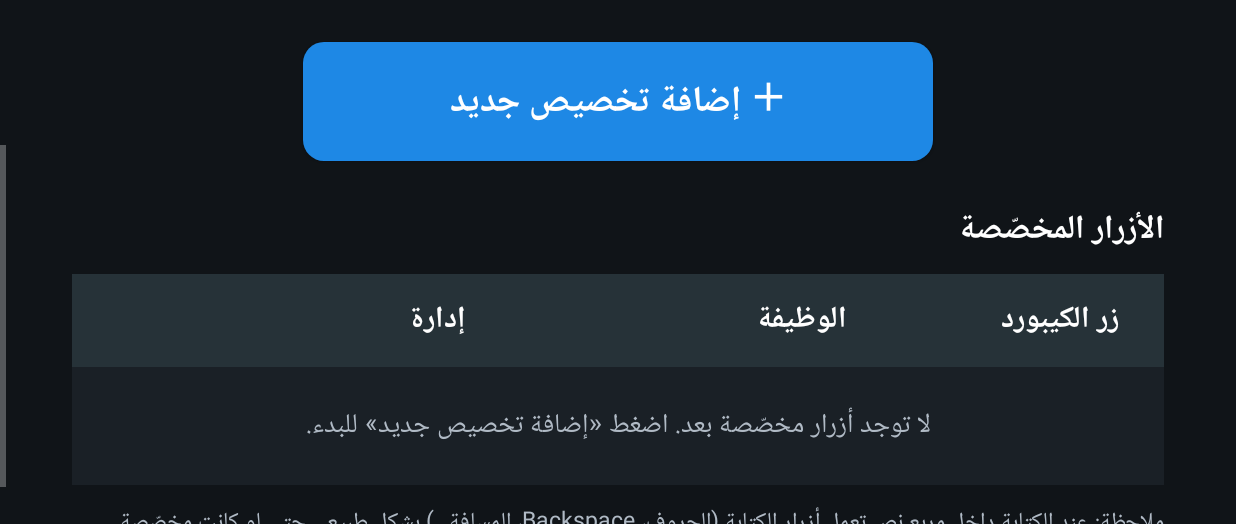
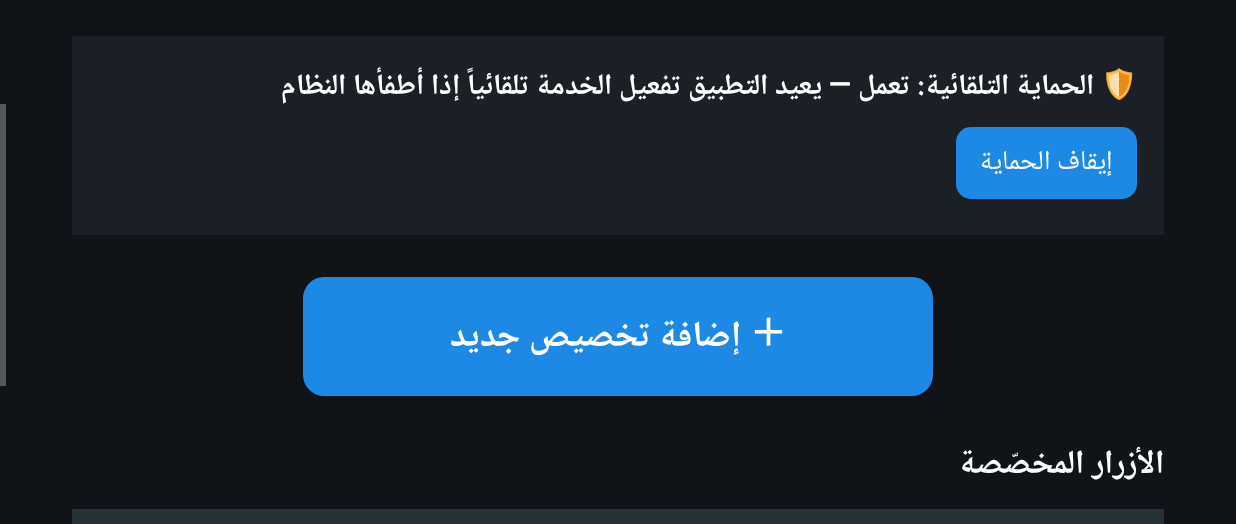
Before and after one commit to mrshed10/0.0, an Android app: the screen it shows after launch (MainActivity), scrolled down 288 dp, on a phone screen of 824 x 412 dp (held sideways), the part 94-618 px from its top. Run offline under Robolectric (Android 15) with nearby library versions, the phone set to English and light mode, and no system bars.

Commit message:
KeyboardRemoteTV: real sticky foreground service and self-repair guard
- Service now starts itself after connecting so START_STICKY actually applies,
  and goes foreground first (no startForegroundService timing crash path)
- Silent IMPORTANCE_LOW notification channel so the FGS is honoured
- ServiceGuard + GuardReceiver: minute alarm, boot and package-replaced checks
  re-enable the accessibility service when the system turns it off (after a
  force-stop by a memory cleaner or a process kill), using
  WRITE_SECURE_SETTINGS granted once via adb
- UI section showing guard status, the adb command, and an on/off toggle

Co-Authored-By: Claude Opus 5.5 <noreply@anthropic.com>
Claude-Session: https://claude.ai/code/session_01AsSNgqNeYnbX2vgvMPysJ1

```diff
--- a/KeyboardRemoteTV/app/build.gradle.kts
+++ b/KeyboardRemoteTV/app/build.gradle.kts
@@ -11,8 +11,8 @@ android {
         applicationId = "com.tvremote.keyboard"
         minSdk = 21          // يعمل على معظم أجهزة TV Box القديمة (Android 5+)
         targetSdk = 35
-        versionCode = 2
-        versionName = "2.0"
+        versionCode = 3
+        versionName = "2.1"
     }
 
     buildTypes {
--- a/KeyboardRemoteTV/app/src/main/java/com/tvremote/keyboard/MainActivity.kt
+++ b/KeyboardRemoteTV/app/src/main/java/com/tvremote/keyboard/MainActivity.kt
@@ -21,6 +21,10 @@ class MainActivity : Activity() {
     private lateinit var addMappingButton: Button
     private lateinit var mappingsContainer: LinearLayout
     private lateinit var emptyText: TextView
+    private lateinit var guardStatusText: TextView
+    private lateinit var guardHelpText: TextView
+    private lateinit var guardCommandText: TextView
+    private lateinit var guardToggleButton: Button
 
     override fun onCreate(savedInstanceState: Bundle?) {
         super.onCreate(savedInstanceState)
@@ -31,6 +35,14 @@ class MainActivity : Activity() {
         addMappingButton = findViewById(R.id.addMappingButton)
         mappingsContainer = findViewById(R.id.mappingsContainer)
         emptyText = findViewById(R.id.emptyText)
+        guardStatusText = findViewById(R.id.guardStatusText)
+        guardHelpText = findViewById(R.id.guardHelpText)
+        guardCommandText = findViewById(R.id.guardCommandText)
+        guardToggleButton = findViewById(R.id.guardToggleButton)
+        guardToggleButton.setOnClickListener {
+            ServiceGuard.setGuardEnabled(this, !ServiceGuard.isGuardEnabled(this))
+            updateGuard()
+        }
 
         openSettingsButton.setOnClickListener { openAccessibilitySettings() }
         addMappingButton.setOnClickListener { showCaptureDialog() }
@@ -40,7 +52,10 @@ class MainActivity : Activity() {
     override fun onResume() {
         super.onResume()
         updateStatus()
+        updateGuard()
         renderMappings()
+        ServiceGuard.schedulePeriodic(this)
+        repairInBackground()
     }
 
     override fun onPause() {
@@ -58,6 +73,41 @@ class MainActivity : Activity() {
             statusText.setText(R.string.status_disabled)
             statusText.setBackgroundResource(R.drawable.status_disabled_bg)
         }
+    }
+
+    // ───────────────────────── الحماية التلقائية ─────────────────────────
+
+    private fun updateGuard() {
+        val hasPermission = ServiceGuard.hasPermission(this)
+        val on = ServiceGuard.isGuardEnabled(this)
+        guardStatusText.setText(
+            when {
+                !hasPermission -> R.string.guard_no_permission
+                on -> R.string.guard_on
+                else -> R.string.guard_off
+            }
+        )
+        val showHelp = if (hasPermission) View.GONE else View.VISIBLE
+        guardHelpText.visibility = showHelp
+        guardCommandText.visibility = showHelp
+        guardToggleButton.visibility = if (hasPermission) View.VISIBLE else View.GONE
+        guardToggleButton.setText(if (on) R.string.guard_turn_off else R.string.guard_turn_on)
+    }
+
+    /** إذا كانت الخدمة مُطفأة وعندنا الصلاحية: نعيد تفعيلها فور فتح التطبيق */
+    private fun repairInBackground() {
+        if (!ServiceGuard.canRepair(this)) return
+        val app = applicationContext
+        Thread {
+            if (ServiceGuard.repairIfNeeded(app)) {
+                runOnUiThread {
+                    if (!isFinishing) {
+                        Toast.makeText(app, R.string.guard_repaired, Toast.LENGTH_SHORT).show()
+                        updateStatus()
+                    }
+                }
+            }
+        }.start()
     }
 
     private fun openAccessibilitySettings() {
--- /dev/null
+++ b/KeyboardRemoteTV/app/src/main/java/com/tvremote/keyboard/ServiceGuard.kt
@@ -0,0 +1,152 @@
+package com.tvremote.keyboard
+
+import android.Manifest
+import android.accessibilityservice.AccessibilityServiceInfo
+import android.app.AlarmManager
+import android.app.PendingIntent
+import android.content.ComponentName
+import android.content.Context
+import android.content.Intent
+import android.content.pm.PackageManager
+import android.os.Build
+import android.os.Process
+import android.os.SystemClock
+import android.provider.Settings
+import android.util.Log
+import android.view.accessibility.AccessibilityManager
+
+/**
+ * الحارس: يتأكد دورياً أن الخدمة مفعّلة ومربوطة فعلاً، ويعيد تفعيلها إن أطفأها النظام.
+ *
+ * لماذا؟ أندرويد نفسه يُطفئ خدمة إمكانية الوصول إذا:
+ *  - أوقف "منظّف الذاكرة" في الـ TV Box التطبيق قسرياً (force-stop)، أو
+ *  - أُغلقت عملية التطبيق فجأة (يعتبرها النظام "انهياراً" فلا يعيد ربطها).
+ * في الحالتين لا يستطيع أي كود داخل الخدمة منع ذلك، لكن يستطيع التطبيق إعادة
+ * كتابة الإعداد بنفسه إذا مُنح صلاحية WRITE_SECURE_SETTINGS مرة واحدة عبر ADB:
+ *   adb shell pm grant com.tvremote.keyboard android.permission.WRITE_SECURE_SETTINGS
+ */
+object ServiceGuard {
+
+    private const val TAG = "ServiceGuard"
+    private const val PREFS = "guard"
+    private const val KEY_ENABLED = "guard_enabled"
+    private const val PERIOD_MS = 60_000L
+    private const val REQ_PERIODIC = 10
+    private const val REQ_SOON = 11
+
+    // ───────────────────────── الإعدادات ─────────────────────────
+
+    fun hasPermission(context: Context): Boolean =
+        context.checkPermission(
+            Manifest.permission.WRITE_SECURE_SETTINGS, Process.myPid(), Process.myUid()
+        ) == PackageManager.PERMISSION_GRANTED
+
+    /** هل يريد المستخدم إعادة التفعيل التلقائي؟ (مفعّل افتراضياً) */
+    fun isGuardEnabled(context: Context): Boolean =
+        context.getSharedPreferences(PREFS, Context.MODE_PRIVATE).getBoolean(KEY_ENABLED, true)
+
+    fun setGuardEnabled(context: Context, enabled: Boolean) {
+        context.getSharedPreferences(PREFS, Context.MODE_PRIVATE)
+            .edit().putBoolean(KEY_ENABLED, enabled).apply()
+        if (enabled) schedulePeriodic(context)
+    }
+
+    fun canRepair(context: Context): Boolean = hasPermission(context) && isGuardEnabled(context)
+
+    // ───────────────────────── الجدولة ─────────────────────────
+
+    /** منبّه متكرر كل دقيقة تقريباً (يبقى حتى لو أُغلقت عملية التطبيق) */
+    fun schedulePeriodic(context: Context) {
+        try {
+            alarm(context).setRepeating(
+                AlarmManager.ELAPSED_REALTIME,
+                SystemClock.elapsedRealtime() + PERIOD_MS,
+                PERIOD_MS,
+                pending(context, REQ_PERIODIC)
+            )
+        } catch (e: Exception) {
+            Log.w(TAG, "schedulePeriodic failed", e)
+        }
+    }
+
+    /** فحص واحد بعد ثانيتين (عند إغلاق التطبيق أو فصل الخدمة) */
+    fun checkSoon(context: Context) {
+        try {
+            alarm(context).set(
+                AlarmManager.ELAPSED_REALTIME_WAKEUP,
+                SystemClock.elapsedRealtime() + 2_000L,
+                pending(context, REQ_SOON)
+            )
+        } catch (e: Exception) {
+            Log.w(TAG, "checkSoon failed", e)
+        }
+    }
+
+    private fun alarm(context: Context) =
+        context.getSystemService(Context.ALARM_SERVICE) as AlarmManager
+
+    private fun pending(context: Context, requestCode: Int): PendingIntent {
+        val intent = Intent(context, GuardReceiver::class.java).setAction(GuardReceiver.ACTION_CHECK)
+        val flags = PendingIntent.FLAG_UPDATE_CURRENT or
+            (if (Build.VERSION.SDK_INT >= Build.VERSION_CODES.M) PendingIntent.FLAG_IMMUTABLE else 0)
+        return PendingIntent.getBroadcast(context.applicationContext, requestCode, intent, flags)
+    }
+
+    // ───────────────────────── الفحص والإصلاح ─────────────────────────
+
+    /** هل الخدمة مربوطة فعلاً من النظام (وليست مفعّلة شكلياً فقط بعد انهيار)؟ */
+    fun isBound(context: Context): Boolean {
+        if (KeyboardRemoteService.isRunning) return true
+        return try {
+            val am = context.getSystemService(Context.ACCESSIBILITY_SERVICE) as AccessibilityManager
+            val me = KeyboardRemoteService.component(context)
+            am.getEnabledAccessibilityServiceList(AccessibilityServiceInfo.FEEDBACK_ALL_MASK)
+                .any { info ->
+                    val si = info.resolveInfo?.serviceInfo ?: return@any false
+                    ComponentName(si.packageName, si.name) == me
+                }
+        } catch (e: Exception) {
+            false
+        }
+    }
+
+    /**
+     * يجب استدعاؤها من خيط خلفي (تنتظر ثانية بين الإطفاء والتشغيل).
+     * @return true إذا قامت بإعادة التفعيل
+     */
+    fun repairIfNeeded(context: Context): Boolean {
+        if (!canRepair(context)) return false
+        val enabled = KeyboardRemoteService.isEnabled(context)
+        if (enabled && isBound(context)) return false
+
+        return try {
+            val resolver = context.contentResolver
+            val me = KeyboardRemoteService.component(context)
+            val others = (Settings.Secure.getString(
+                resolver, Settings.Secure.ENABLED_ACCESSIBILITY_SERVICES
+            ) ?: "")
+                .split(':')
+                .filter { it.isNotBlank() && ComponentName.unflattenFromString(it) != me }
+
+            // 1) نُطفئها (لمسح حالة "متوقفة/منهارة" عند النظام)
+            if (enabled) {
+                Settings.Secure.putString(
+                    resolver, Settings.Secure.ENABLED_ACCESSIBILITY_SERVICES,
+                    others.joinToString(":")
+                )
+                Thread.sleep(1_000L)
+            }
+            // 2) نعيد تشغيلها
+            Settings.Secure.putString(
+                resolver, Settings.Secure.ENABLED_ACCESSIBILITY_SERVICES,
+                (others + me.flattenToString()).joinToString(":")
+            )
+            Settings.Secure.putInt(resolver, Settings.Secure.ACCESSIBILITY_ENABLED, 1)
+            Log.i(TAG, "Accessibility service re-enabled")
+            true
+        } catch (e: Exception) {
+            Log.w(TAG, "repair failed", e)
+            false
+        }
+    }
+}
--- a/KeyboardRemoteTV/app/src/main/res/layout/activity_main.xml
+++ b/KeyboardRemoteTV/app/src/main/res/layout/activity_main.xml
@@ -65,6 +65,53 @@
             android:text="@string/how_to_enable"
             android:textColor="@color/text_secondary"
             android:textSize="16sp" />
+
+        <!-- الحماية التلقائية من الإيقاف -->
+        <LinearLayout
+            android:layout_width="match_parent"
+            android:layout_height="wrap_content"
+            android:layout_marginTop="24dp"
+            android:background="@color/row_bg"
+            android:orientation="vertical"
+            android:padding="18dp">
+
+            <TextView
+                android:id="@+id/guardStatusText"
+                android:layout_width="match_parent"
+                android:layout_height="wrap_content"
+                android:textColor="@color/text_primary"
+                android:textSize="19sp"
+                android:textStyle="bold" />
+
+            <TextView
+                android:id="@+id/guardHelpText"
+                android:layout_width="match_parent"
+                android:layout_height="wrap_content"
+                android:layout_marginTop="8dp"
+                android:text="@string/guard_help"
+                android:textColor="@color/text_secondary"
+                android:textSize="15sp" />
+
+            <TextView
+                android:id="@+id/guardCommandText"
+                android:layout_width="match_parent"
+                android:layout_height="wrap_content"
+                android:layout_marginTop="6dp"
+                android:background="@color/bg"
+                android:padding="10dp"
+                android:text="@string/guard_adb_command"
+                android:textColor="@color/accent_focused"
+                android:textDirection="ltr"
+                android:textIsSelectable="true"
+                android:textSize="15sp"
+                android:typeface="monospace" />
+
+            <Button
+                android:id="@+id/guardToggleButton"
+                style="@style/SmallButton"
+                android:layout_marginTop="10dp"
+                android:background="@drawable/small_button_bg" />
+        </LinearLayout>
 
         <!-- زر إضافة تخصيص جديد -->
         <Button
--- a/KeyboardRemoteTV/app/src/main/res/values/strings.xml
+++ b/KeyboardRemoteTV/app/src/main/res/values/strings.xml
@@ -45,6 +45,16 @@
     <string name="act_media_previous">المقطع السابق</string>
     <string name="act_notifications">لوحة الإشعارات</string>
 
+    <!-- الحماية التلقائية -->
+    <string name="guard_on">🛡 الحماية التلقائية: تعمل — يعيد التطبيق تفعيل الخدمة تلقائياً إذا أطفأها النظام</string>
+    <string name="guard_off">🛡 الحماية التلقائية: موقوفة</string>
+    <string name="guard_no_permission">⚠ الحماية التلقائية: تحتاج صلاحية لمرة واحدة</string>
+    <string name="guard_help">بعض أجهزة TV Box تُطفئ خدمة إمكانية الوصول عند فتح يوتيوب أو الخروج من التطبيق. لمنع ذلك نهائياً نفّذ هذا الأمر مرة واحدة من كمبيوتر متصل بالجهاز عبر ADB، ثم أعد فتح التطبيق:</string>
+    <string name="guard_adb_command">adb shell pm grant com.tvremote.keyboard android.permission.WRITE_SECURE_SETTINGS</string>
+    <string name="guard_turn_off">إيقاف الحماية</string>
+    <string name="guard_turn_on">تشغيل الحماية</string>
+    <string name="guard_repaired">تمت إعادة تفعيل الخدمة تلقائياً ✔</string>
+
     <!-- الإشعار الدائم -->
     <string name="notif_channel">تشغيل الخدمة في الخلفية</string>
     <string name="notif_title">ريموت الكيبورد يعمل</string>
```
Also changed, not shown: KeyboardRemoteTV/app/src/main/AndroidManifest.xml (+21 -1 lines), KeyboardRemoteTV/app/src/main/java/com/tvremote/keyboard/GuardReceiver.kt (added, +30 -0 lines), KeyboardRemoteTV/app/src/main/java/com/tvremote/keyboard/KeyboardRemoteService.kt (+59 -46 lines), 1 other file.
